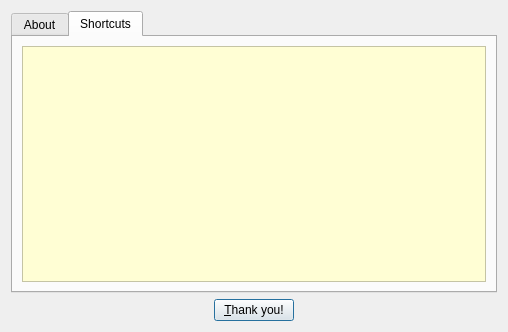
Old version of the form vlc-record/forms/caboutdialog.ui in the repository code-google-com/vlc-record.
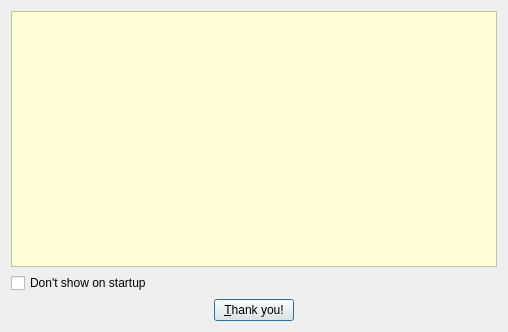
New version of the form. The open tabs and pages were chosen to show the change. Icons and pictures are not drawn.

Commit message: - remove shortcut stuff from about dialog - remove almost all static shortcuts

What changed in the file:
```diff
--- a/vlc-record/forms/caboutdialog.ui
+++ b/vlc-record/forms/caboutdialog.ui
@@ -22,16 +22,6 @@
   </property>
   <layout class="QVBoxLayout" name="verticalLayout">
    <item>
-    <widget class="QTabWidget" name="tabWidget">
-     <property name="currentIndex">
-      <number>0</number>
-     </property>
-     <widget class="QWidget" name="tabAbout">
-      <attribute name="title">
-       <string>About</string>
-      </attribute>
-      <layout class="QVBoxLayout" name="verticalLayout_2">
-       <item>
         <widget class="QTextBrowser" name="textBrowser">
          <property name="enabled">
           <bool>true</bool>
@@ -60,41 +50,6 @@
          <property name="text">
           <string>Don't show on startup</string>
          </property>
-        </widget>
-       </item>
-      </layout>
-     </widget>
-     <widget class="QWidget" name="tabShortcuts">
-      <attribute name="title">
-       <string>Shortcuts</string>
-      </attribute>
-      <layout class="QVBoxLayout" name="verticalLayout_3">
-       <item>
-        <widget class="QTextBrowser" name="textShortcuts">
-         <property name="enabled">
-          <bool>true</bool>
-         </property>
-         <property name="styleSheet">
-          <string notr="true">QTextBrowser {
-   background-color:  rgb(255, 254, 212);
-	color: #151515;
-}
-</string>
-         </property>
-         <property name="html">
-          <string>&lt;!DOCTYPE HTML PUBLIC &quot;-//W3C//DTD HTML 4.0//EN&quot; &quot;http://www.w3.org/TR/REC-html40/strict.dtd&quot;&gt;
-&lt;html&gt;&lt;head&gt;&lt;meta name=&quot;qrichtext&quot; content=&quot;1&quot; /&gt;&lt;title&gt;About&lt;/title&gt;&lt;style type=&quot;text/css&quot;&gt;
-p, li { white-space: pre-wrap; }
-&lt;/style&gt;&lt;/head&gt;&lt;body style=&quot; font-family:'Sans'; font-size:10pt; font-weight:400; font-style:normal;&quot;&gt;
-&lt;p style=&quot;-qt-paragraph-type:empty; margin-top:0px; margin-bottom:0px; margin-left:0px; margin-right:0px; -qt-block-indent:0; text-indent:0px; font-family:'MS Shell Dlg 2'; font-size:8pt;&quot;&gt;&lt;/p&gt;&lt;/body&gt;&lt;/html&gt;</string>
-         </property>
-         <property name="openExternalLinks">
-          <bool>true</bool>
-         </property>
-        </widget>
-       </item>
-      </layout>
-     </widget>
     </widget>
    </item>
    <item>
```
Lines whose indentation alone changed are shown as unchanged. The commit also changes 3 other files.
